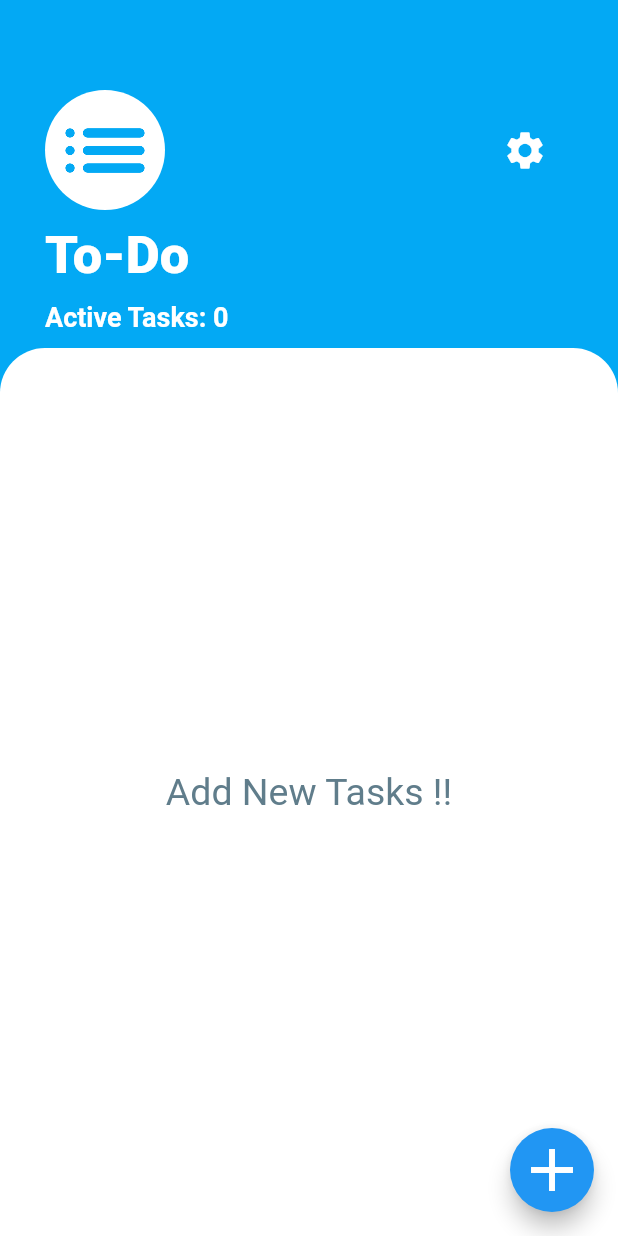
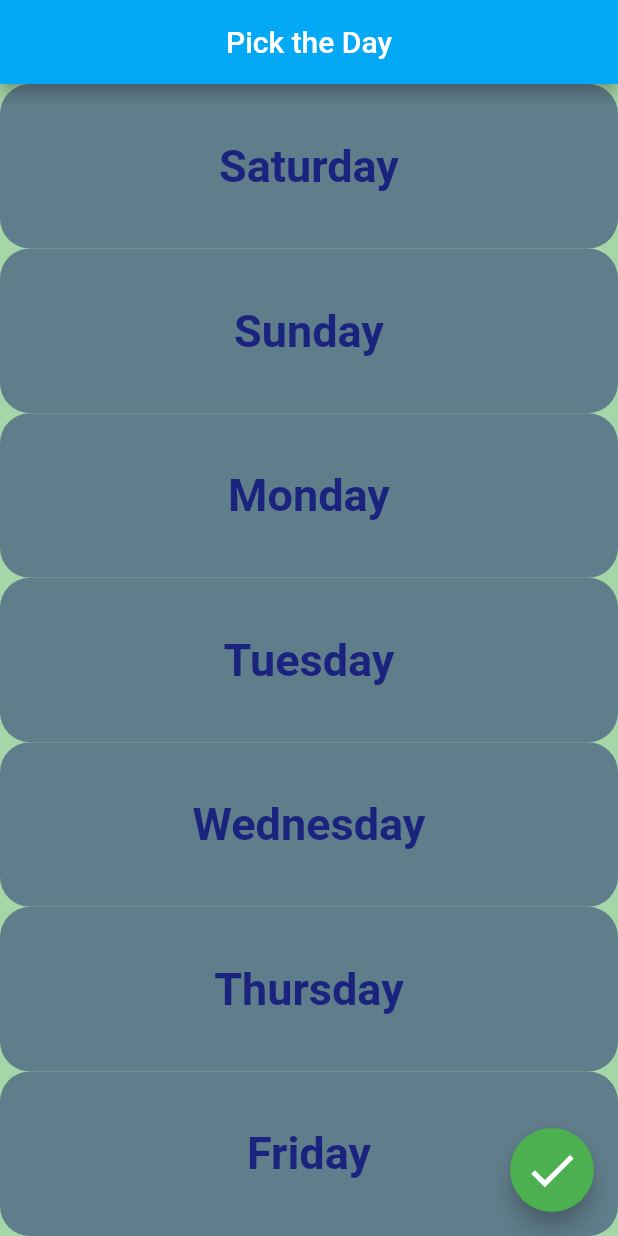
Before and after one commit to Asser146/Flutter-Projects, a Flutter app: the screen it shows after launch, on a phone screen of 412 x 824 dp. Run offline on Flutter 3.47's test engine with Material 2 defaults, Android fonts, the phone set to English and light mode, and no system bars; our stand-ins replace animated_text_kit, cloud_firestore, firebase_auth, firebase_core, font_awesome_flutter, modal_progress_hud_nsn and 1 more; accounts and stored records are empty.

Commit message:
ToDo list: added week list and more features

```diff
--- a/To-Do List/lib/main.dart
+++ b/To-Do List/lib/main.dart
@@ -1,5 +1,6 @@
 import 'package:flutter/material.dart';
 import 'screens/tasks_screen.dart';
+import 'screens/week_screen.dart';
 import 'models/tasks_list.dart';
 import 'package:provider/provider.dart';
 void main() {
@@ -14,7 +15,7 @@ class MyApp extends StatelessWidget {
     return ChangeNotifierProvider(
       create: (context) => TasksList(),
       child: MaterialApp(
-        home: TasksScreen(),
+        home: WeekScreen(),
       ),
     );
   }
--- a/To-Do List/lib/models/tasks_list.dart
+++ b/To-Do List/lib/models/tasks_list.dart
@@ -1,22 +1,34 @@
+import 'dart:collection';
+
 import 'package:flutter/cupertino.dart';
 import 'task.dart';
 
 class TasksList extends ChangeNotifier {
   List<Task> _tasks = [];
-  int _counter = 0;
+  Map<String, int> _activeDayTasks = HashMap();
+  final init = {'Saturday':0, 'Sunday':0, 'Monday':0, 'Tuesday':0, 'Wednesday':0, 'Thursday':0, 'Friday':0};
+
   bool listModified = false;
-
-
+  late String weekDay;
+void setWeekDay(String day){
+  weekDay=day;
+  notifyListeners();
+}
+void update(int size){
+  _activeDayTasks.addAll({weekDay:size});
+  notifyListeners();
+}
   void addToList(Task task) {
     _tasks.insert(0, task);
-    _counter++;
+    _activeDayTasks[weekDay] ==null?{_activeDayTasks[weekDay]=0}:null;
+    _activeDayTasks[weekDay]=(_activeDayTasks[weekDay]!+1);
     setListModification();
     notifyListeners();
   }
 
   void clear() {
     _tasks.clear();
-    _counter = 0;
+    _activeDayTasks[weekDay]=0;
     setListModification();
     notifyListeners();
   }
@@ -24,17 +36,18 @@ class TasksList extends ChangeNotifier {
   void finishTask(Task task) {
     _tasks.remove(task);
     _tasks.add(task);
-    _counter--;
+    _activeDayTasks[weekDay]=(_activeDayTasks[weekDay]!-1);
     setListModification();
     notifyListeners();
   }
 
   List<Task> getTasks() =>_tasks;
 
-  int getActiveTasksCount() => _counter;
+  int? getActiveTasksCount() => _activeDayTasks[weekDay] ?? 0;
 
   bool getModificationStatus()=>listModified;
 
   void setListModification()=>listModified=true;
   void resetListModification()=>listModified=false;
+  String getWeekDay()=>this.weekDay;
 }
--- /dev/null
+++ b/To-Do List/lib/screens/week_screen.dart
@@ -0,0 +1,94 @@
+import 'package:flutter/material.dart';
+import 'tasks_screen.dart';
+import 'package:todo_list/models/tasks_list.dart';
+import 'package:todo_list/models/notifications_handler.dart';
+import 'package:provider/provider.dart';
+
+class WeekScreen extends StatelessWidget {
+  final List<String> weekDays = [
+    'Saturday',
+    'Sunday',
+    'Monday',
+    'Tuesday',
+    'Wednesday',
+    'Thursday',
+    'Friday'
+  ];
+  late final NotificationsHandler myNotifications ;
+
+  @override
+  Widget build(BuildContext context) {
+    myNotifications = NotificationsHandler(context);
+    return WillPopScope(
+      onWillPop: () {
+        return myNotifications
+            .checkToSave(Provider.of<TasksList>(context).getModificationStatus());
+      },
+      child: Scaffold(
+        backgroundColor: Colors.green.shade200,
+        floatingActionButton: FloatingActionButton(
+          backgroundColor: Colors.green,
+          onPressed: () {
+
+            myNotifications.showFinishedWeek();
+          },
+          // backgroundColor: Colors.blueAccent,
+          child: const Icon(
+
+            Icons.check,
+            size: 38,
+          ),
+        ),
+
+        appBar: AppBar(
+          title: Text("Pick the Day"),
+          centerTitle: true,
+          backgroundColor: Colors.lightBlue,
+        ),
+        body: Column(
+          crossAxisAlignment: CrossAxisAlignment.stretch,
+          children: [
+            for (int i = 0; i < 7; i++) DayButton(day: weekDays[i]),
+          ],
+        ),
+      ),
+    );
+  }
+}
+
+class DayButton extends StatelessWidget {
+  String day;
+  DayButton({required this.day});
+
+  @override
+  Widget build(BuildContext context) {
+    return Expanded(
+        child: Container(
+      child: Container(
+        child: TextButton(
+          onPressed: () {
+            Provider.of<TasksList>(context, listen: false).setWeekDay(day);
+            Navigator.push(
+              context,
+              MaterialPageRoute(builder: (context) => TasksScreen()),
+            );
+          },
+          child: Text(
+            day,
+            style: TextStyle(
+                fontSize: 30,
+                color: Colors.indigo[900],
+
+                fontWeight: FontWeight.bold),
+          ),
+          style: TextButton.styleFrom(
+            backgroundColor: Colors.blueGrey[500],
+            shape: RoundedRectangleBorder(
+              borderRadius: BorderRadius.circular(20),
+            ),
+          ),
+        ),
+      ),
+    ));
+  }
+}
```
Also changed, not shown: To-Do List/lib/models/local_save.dart (+22 -9 lines), To-Do List/lib/models/notifications_handler.dart (+24 -2 lines), To-Do List/lib/screens/tasks_screen.dart (+19 -8 lines).
